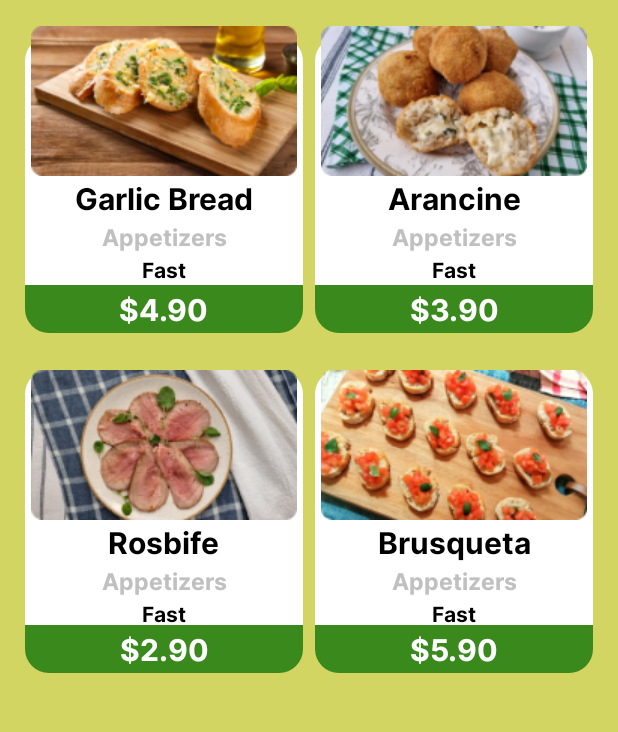
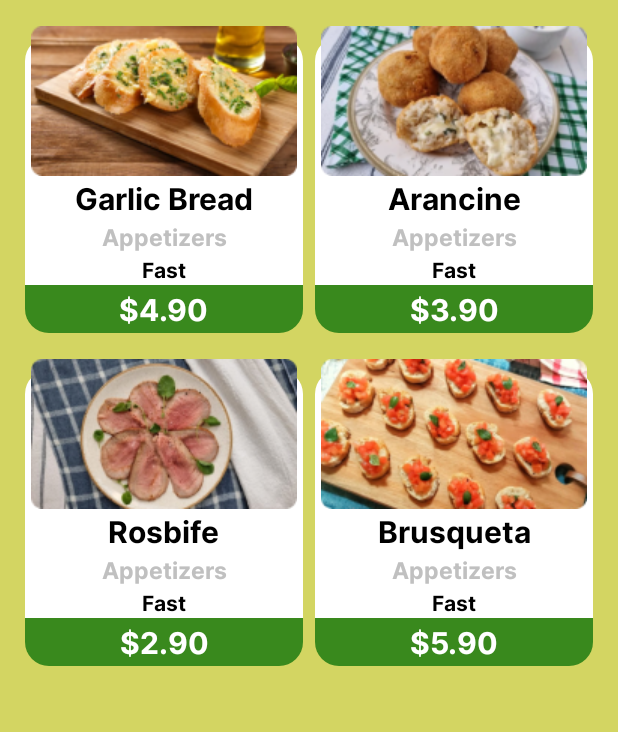
Before and after one commit to Joaosa100/Restaurant-Menu-Kotlin-Android, an Android app: the MenuBeer screen opened directly, with no data from a screen before it, on a phone screen of 412 x 824 dp, the part 124-856 px from its top. Run offline under Robolectric (Android 15) with nearby library versions, the phone set to English and light mode, and no system bars.

Commit message:
fixing constrains

```diff
--- a/app/src/main/res/layout/activity_menu_beer.xml
+++ b/app/src/main/res/layout/activity_menu_beer.xml
@@ -84,7 +84,8 @@
         app:layout_constraintStart_toStartOf="@+id/paoDeAlho"
         app:layout_constraintEnd_toEndOf="@+id/paoDeAlho"
         app:layout_constraintTop_toTopOf="@+id/paoDeAlho"
-        app:layout_constraintBottom_toTopOf="@id/paoDeAlhoName"/>
+        app:layout_constraintBottom_toTopOf="@id/paoDeAlhoName"
+        />
 
     <!-- garlicBreadName -->
     <TextView
@@ -100,7 +101,6 @@
         app:layout_constraintEnd_toEndOf="@+id/paoDeAlho"
         app:layout_constraintTop_toBottomOf="@id/paoDeAlhoImg"
         app:layout_constraintBottom_toTopOf="@id/garlicBreadDescription"
-
         />
 
     <!-- garlicBreadDescription -->
@@ -141,12 +141,11 @@
         android:layout_width="0dp"
         android:layout_height="32dp"
         android:background="@drawable/rounded_price"
+        app:layout_constraintBottom_toBottomOf="@+id/paoDeAlho"
+        app:layout_constraintEnd_toEndOf="@+id/paoDeAlho"
+        app:layout_constraintHorizontal_bias="1.0"
         app:layout_constraintStart_toStartOf="@+id/paoDeAlho"
-        app:layout_constraintEnd_toEndOf="@+id/paoDeAlho"
-        app:layout_constraintTop_toBottomOf="@+id/garlicBreadTime"
-        app:layout_constraintBottom_toBottomOf="@+id/paoDeAlho"
-
-        />
+        app:layout_constraintTop_toBottomOf="@+id/garlicBreadTime" />
 
     <!-- garlicBreadPrice -->
     <TextView
@@ -161,7 +160,8 @@
         app:layout_constraintStart_toStartOf="@+id/wrapPrice"
         app:layout_constraintEnd_toEndOf="@+id/wrapPrice"
         app:layout_constraintTop_toTopOf="@+id/wrapPrice"
-        app:layout_constraintBottom_toBottomOf="@id/wrapPrice"/>
+        app:layout_constraintBottom_toBottomOf="@id/wrapPrice"
+        />
 
 
     <!--  ARANCINE -->
@@ -189,7 +189,6 @@
         app:layout_constraintTop_toTopOf="@+id/arancine"
         app:layout_constraintBottom_toTopOf="@id/arancineName"
         />
-
 
     <!--  arancineName  -->
     <TextView
@@ -248,7 +247,6 @@
         app:layout_constraintEnd_toEndOf="@+id/arancine"
         app:layout_constraintTop_toBottomOf="@+id/arancineTime"
         app:layout_constraintBottom_toBottomOf="@+id/arancine"
-
         />
 
     <!--  arancinePrice  -->
@@ -326,7 +324,7 @@
         app:layout_constraintBottom_toTopOf="@id/rosbifeTime"
         />
 
-    <!--  rosbifeDescription  -->
+    <!--  rosbifeTime  -->
     <TextView
         android:id="@+id/rosbifeTime"
         android:layout_width="wrap_content"
@@ -346,13 +344,11 @@
         android:id="@+id/rosbifeWrap"
         android:layout_width="0dp"
         android:layout_height="32dp"
-        android:layout_marginTop="30dp"
         android:background="@drawable/rounded_price"
+        app:layout_constraintStart_toStartOf="@+id/rosbife"
+        app:layout_constraintEnd_toEndOf="@+id/rosbife"
+        app:layout_constraintTop_toBottomOf="@+id/rosbifeTime"
         app:layout_constraintBottom_toBottomOf="@+id/rosbife"
-        app:layout_constraintEnd_toEndOf="@+id/rosbife"
-        app:layout_constraintStart_toStartOf="@+id/rosbife"
-        app:layout_constraintTop_toBottomOf="@+id/rosbifeDescription"
-
         />
 
     <!--  rosbifePrice  -->
@@ -397,7 +393,6 @@
         app:layout_constraintBottom_toTopOf="@id/brusquetaName"
         />
 
-
     <!--  BrusquetaName  -->
     <TextView
         android:id="@+id/brusquetaName"
@@ -412,7 +407,6 @@
         app:layout_constraintEnd_toEndOf="@+id/brusqueta"
         app:layout_constraintTop_toBottomOf="@+id/brusquetaImg"
         app:layout_constraintBottom_toTopOf="@id/brusquetaDescription"
-
         />
 
     <!--  brusquetaDescription  -->
@@ -451,13 +445,11 @@
         android:id="@+id/brusquetaWrap"
         android:layout_width="0dp"
         android:layout_height="32dp"
-        android:layout_marginTop="30dp"
         android:background="@drawable/rounded_price"
+        app:layout_constraintStart_toStartOf="@+id/brusqueta"
+        app:layout_constraintEnd_toEndOf="@+id/brusqueta"
+        app:layout_constraintTop_toBottomOf="@+id/brusquetaTime"
         app:layout_constraintBottom_toBottomOf="@+id/brusqueta"
-        app:layout_constraintEnd_toEndOf="@+id/brusqueta"
-        app:layout_constraintStart_toStartOf="@+id/brusqueta"
-        app:layout_constraintTop_toBottomOf="@+id/brusquetaDescription"
-
         />
 
     <!--  brusquetaPrice  -->
@@ -473,7 +465,8 @@
         app:layout_constraintEnd_toEndOf="@+id/brusquetaWrap"
         app:layout_constraintStart_toStartOf="@+id/brusquetaWrap"
         app:layout_constraintTop_toTopOf="@+id/brusquetaWrap"
-        app:layout_constraintBottom_toBottomOf="@id/brusquetaWrap"/>
+        app:layout_constraintBottom_toBottomOf="@id/brusquetaWrap"
+        />
 
 
     <!-- VERTICAL GUIDELINES -->
@@ -534,6 +527,4 @@
         android:layout_height="wrap_content"
         android:orientation="horizontal"
         app:layout_constraintGuide_percent="0.63" />
-
-
 </androidx.constraintlayout.widget.ConstraintLayout>
```
